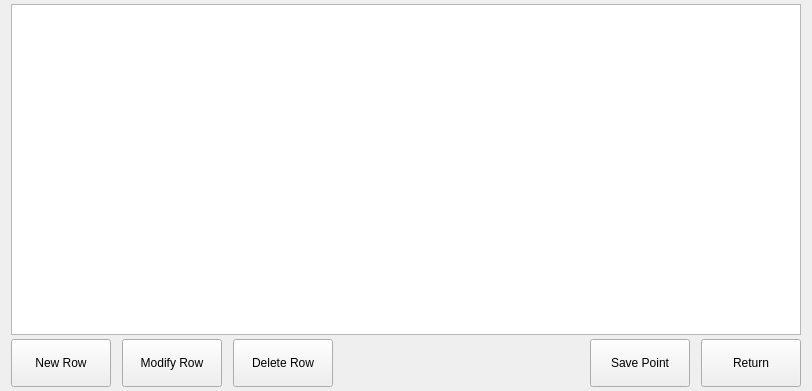
First picture: the form in icprogrampage/icprogrampage.ui, repository GaussCheng/2-5AxisPunch, before the edit.
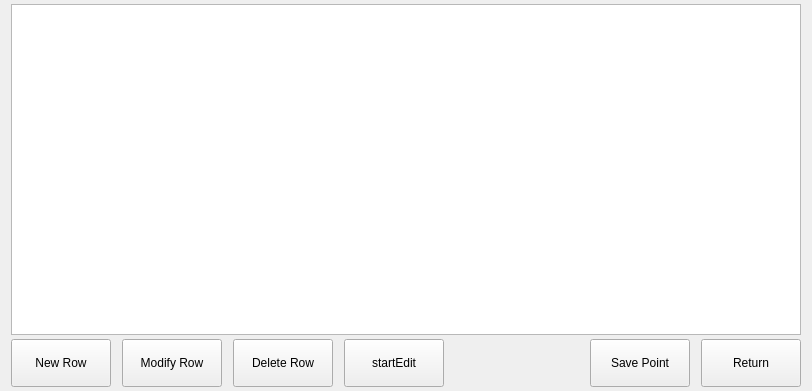
Second picture: the form after the edit.

```diff
--- a/icprogrampage/icprogrampage.ui
+++ b/icprogrampage/icprogrampage.ui
@@ -90,7 +90,26 @@
       </widget>
      </item>
      <item>
-      <spacer name="horizontalSpacer">
+      <widget class="QPushButton" name="startEdit">
+       <property name="minimumSize">
+        <size>
+         <width>100</width>
+         <height>48</height>
+        </size>
+       </property>
+       <property name="focusPolicy">
+        <enum>Qt::NoFocus</enum>
+       </property>
+       <property name="text">
+        <string>startEdit</string>
+       </property>
+       <property name="checkable">
+        <bool>true</bool>
+       </property>
+      </widget>
+     </item>
+     <item>
+      <spacer name="horizontalSpacer_2">
        <property name="orientation">
         <enum>Qt::Horizontal</enum>
        </property>
```
